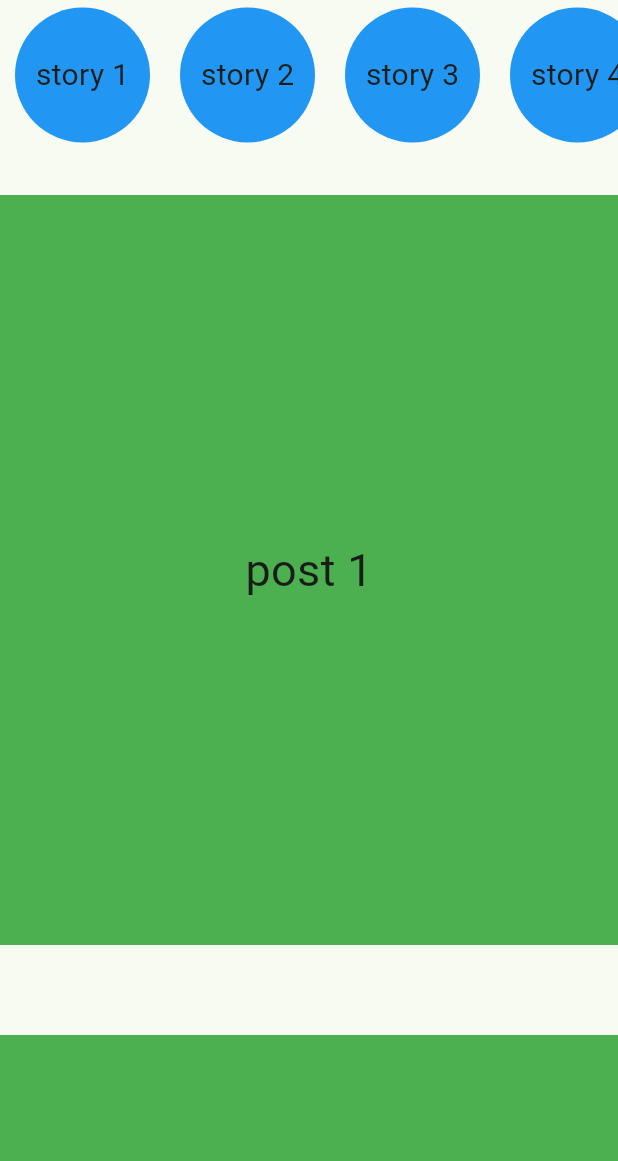
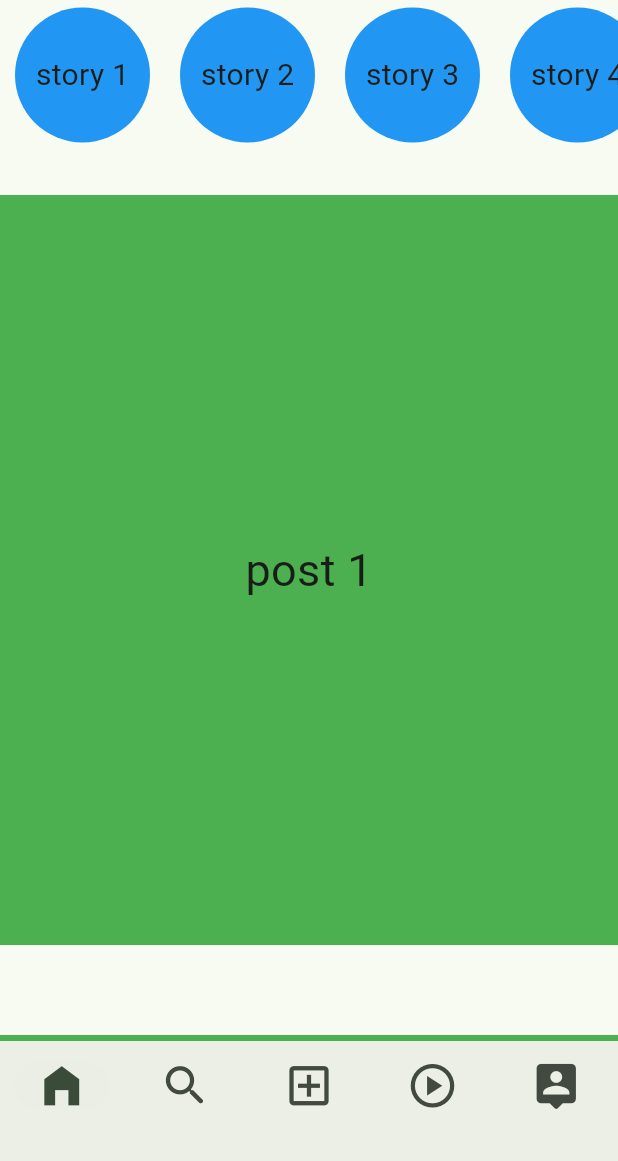
Before and after one commit to acpcodes/flutterfundamentals, a Flutter app: the screen it shows after launch, on a phone screen of 412 x 824 dp, the part 75-1236 px from its top. Run offline on Flutter 3.47's test engine with Material 3 defaults, Android fonts, the phone set to English and light mode, and no system bars; our stand-ins replace lottie, shared_preferences; project files that could hold a hidden picture were left out.

Commit message:
igclone day2

```diff
--- /dev/null
+++ b/igclone/lib/data/notifiers.dart
@@ -0,0 +1,3 @@
+import 'package:flutter/material.dart';
+
+ValueNotifier<int> selectedPageNotifier = ValueNotifier(0);
--- a/igclone/lib/main.dart
+++ b/igclone/lib/main.dart
@@ -1,12 +1,12 @@
 import 'package:flutter/material.dart';
-import 'package:igclone/views/pages/homepage.dart';
+import 'package:igclone/views/pages/maintree.dart';
 
 void main() {
-  runApp(const MyApp());
+  runApp(const IgClone());
 }
 
-class MyApp extends StatelessWidget {
-  const MyApp({super.key});
+class IgClone extends StatelessWidget {
+  const IgClone({super.key});
 
   @override
   Widget build(BuildContext context) {
@@ -14,7 +14,7 @@ class MyApp extends StatelessWidget {
       debugShowCheckedModeBanner: false,
       title: 'IG Clone',
       theme: ThemeData(colorScheme: ColorScheme.fromSeed(seedColor: Color(0xAAE8F0E3))),
-      home: HomePage(),
+      home: MainTree(),
     );
   }
 }
--- /dev/null
+++ b/igclone/lib/views/pages/maintree.dart
@@ -0,0 +1,27 @@
+import 'package:flutter/material.dart';
+import 'package:igclone/data/notifiers.dart';
+import 'package:igclone/views/pages/addnewpage.dart';
+import 'package:igclone/views/pages/homepage.dart';
+import 'package:igclone/views/pages/profilepage.dart';
+import 'package:igclone/views/pages/reelspage.dart';
+import 'package:igclone/views/pages/searchpage.dart';
+import 'package:igclone/widgets/bottomnavwidget.dart';
+
+List<Widget> pages = [HomePage(), SearchPage(), AddNewPage(), ReelsPage(), ProfilePage()];
+
+class MainTree extends StatelessWidget {
+  const MainTree({super.key});
+
+  @override
+  Widget build(BuildContext context) {
+    return Scaffold(
+      body: ValueListenableBuilder(
+        valueListenable: selectedPageNotifier,
+        builder: (context, selectedPage, child) {
+          return pages.elementAt(selectedPage);
+        },
+      ),
+      bottomNavigationBar: BottomNavWidget(),
+    );
+  }
+}
--- /dev/null
+++ b/igclone/lib/widgets/bottomnavwidget.dart
@@ -0,0 +1,34 @@
+import 'package:flutter/material.dart';
+import 'package:igclone/data/notifiers.dart';
+
+class BottomNavWidget extends StatefulWidget {
+  const BottomNavWidget({super.key});
+
+  @override
+  State<BottomNavWidget> createState() => _BottomNavWidgetState();
+}
+
+class _BottomNavWidgetState extends State<BottomNavWidget> {
+  @override
+  Widget build(BuildContext context) {
+    return ValueListenableBuilder(
+      valueListenable: selectedPageNotifier,
+      builder: (context, selectedPage, child) {
+        return NavigationBar(
+          indicatorColor: Colors.grey.withValues(alpha: 0.01),
+          destinations: [
+            NavigationDestination(icon: Icon(Icons.home_filled, size: 35), label: ''),
+            NavigationDestination(icon: Icon(Icons.search_rounded, size: 35), label: ''),
+            NavigationDestination(icon: Icon(Icons.add_box_outlined, size: 35), label: ''),
+            NavigationDestination(icon: Icon(Icons.play_circle_outlined, size: 35), label: ''),
+            NavigationDestination(icon: Icon(Icons.person_pin_rounded, size: 35), label: ''),
+          ],
+          onDestinationSelected: (int value) {
+            selectedPageNotifier.value = value;
+          },
+          selectedIndex: selectedPage,
+        );
+      },
+    );
+  }
+}
```
Also changed, not shown: igclone/lib/views/pages/addnewpage.dart (added, +16 -0 lines), igclone/lib/views/pages/profilepage.dart (added, +16 -0 lines), igclone/lib/views/pages/reelspage.dart (added, +16 -0 lines), igclone/lib/views/pages/searchpage.dart (added, +16 -0 lines), 2 other files.
